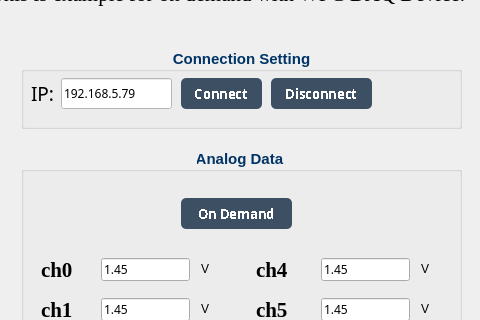
Before: the Qt Designer form Examples/GUI/AIO/Example_analog_input_on_demand/UI_design/example_GUI_AI_on_demand.ui in WPC-Systems-Ltd/WPC_Python_driver_release, drawn with Qt 5; both pictures show x 149 to 629 and y 142 to 462 of the 800 by 601 pixel window.
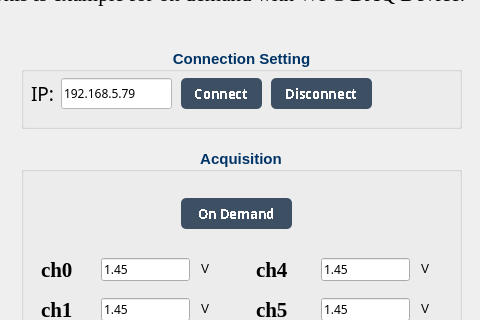
After: the same form once the commit is applied. Icons and pictures are not drawn.

Diff of the .ui file:
```diff
--- a/Examples/GUI/AIO/Example_analog_input_on_demand/UI_design/example_GUI_AI_on_demand.ui
+++ b/Examples/GUI/AIO/Example_analog_input_on_demand/UI_design/example_GUI_AI_on_demand.ui
@@ -3004,7 +3004,7 @@
      <enum>Qt::LeftToRight</enum>
     </property>
     <property name="title">
-     <string>Analog Data </string>
+     <string>Acquisition</string>
     </property>
     <property name="alignment">
      <set>Qt::AlignCenter</set>
```
